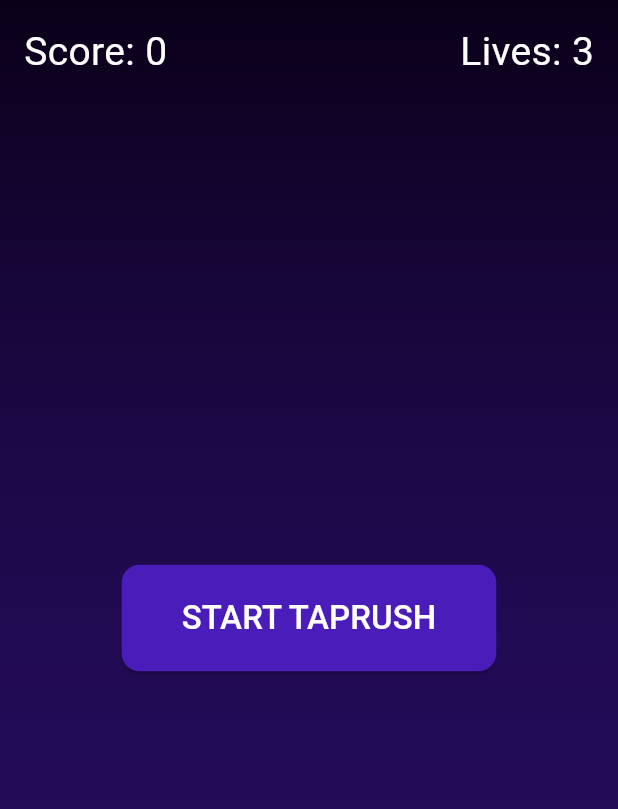
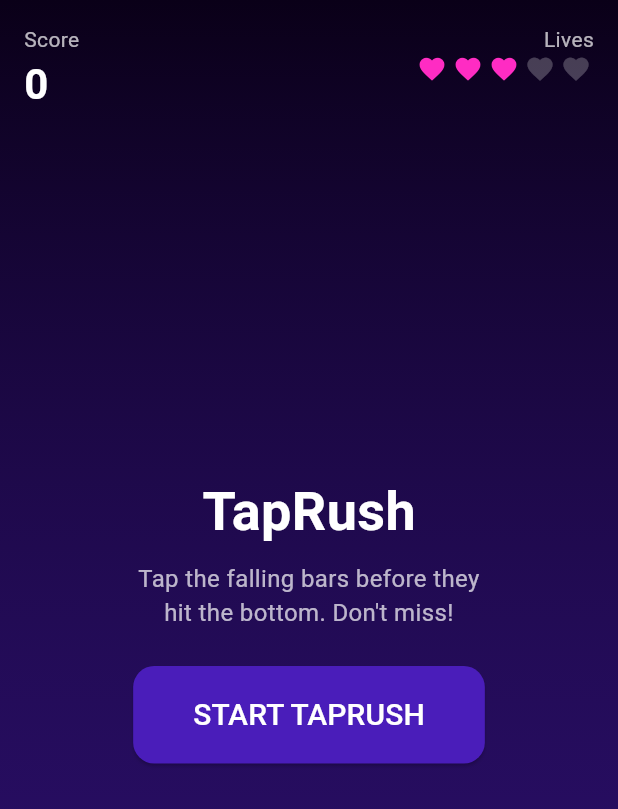
Before and after one commit to Sinhuej/taprush, a Flutter app: the screen it shows after launch, on a phone screen of 412 x 824 dp. Shown: the top 809 px of the screen. Run offline on Flutter 3.47's test engine with Material 3 defaults, Android fonts, the light colour scheme and no system bars.

Commit message:
TapRush v2 game loop

```diff
--- a/lib/main.dart
+++ b/lib/main.dart
@@ -12,7 +12,7 @@ class AppColors {
   static const Color neonBlue = Color(0xFF00E5FF);
   static const Color neonPink = Color(0xFFFF2CC3);
   static const Color midnight = Color(0xFF0A0018);
-  static const Color barYellow = Color(0xFFFFD028);
+  static const Color barYellow = Color(0xFFFFD028); // power-up
 }
 
 class TapRushApp extends StatelessWidget {
@@ -36,6 +36,20 @@ class TapRushApp extends StatelessWidget {
   }
 }
 
+class FallingBar {
+  double y;
+  double speed;
+  final Color color;
+  final bool isPowerUp;
+
+  FallingBar({
+    required this.color,
+    required this.speed,
+    required this.isPowerUp,
+    this.y = -1.1,
+  });
+}
+
 class TapRushGame extends StatefulWidget {
   const TapRushGame({super.key});
 
@@ -43,27 +57,24 @@ class TapRushGame extends StatefulWidget {
   State<TapRushGame> createState() => _TapRushGameState();
 }
 
-class FallingBar {
-  double y = -1.0;
-  double speed = 0.01;
-  Color color;
-
-  FallingBar(this.color);
-}
-
 class _TapRushGameState extends State<TapRushGame> {
   final Random random = Random();
+
+  final int maxLives = 5;
+  final double baseSpeed = 0.012;
 
   List<FallingBar> bars = [];
   int score = 0;
   int lives = 3;
+  int combo = 0;
 
   bool gameRunning = false;
+
   Timer? gameLoopTimer;
+  Timer? spawnTimer;
 
-  /// Frequency of bar spawning
+  double speedMultiplier = 1.0;
   Duration spawnRate = const Duration(milliseconds: 900);
-  Timer? spawnTimer;
 
   @override
   void dispose() {
@@ -76,17 +87,22 @@ class _TapRushGameState extends State<TapRushGame> {
     bars.clear();
     score = 0;
     lives = 3;
+    combo = 0;
+    speedMultiplier = 1.0;
+    spawnRate = const Duration(milliseconds: 900);
     gameRunning = true;
 
-    // GAME LOOP TICK
-    gameLoopTimer = Timer.periodic(const Duration(milliseconds: 16), (timer) {
-      updateBars();
-    });
+    gameLoopTimer?.cancel();
+    spawnTimer?.cancel();
 
-    // BAR SPAWNER
-    spawnTimer = Timer.periodic(spawnRate, (timer) {
-      spawnBar();
-    });
+    // Physics step
+    gameLoopTimer = Timer.periodic(
+      const Duration(milliseconds: 16),
+      (_) => updateBars(),
+    );
+
+    // Spawner
+    spawnTimer = Timer.periodic(spawnRate, (_) => spawnBar());
 
     setState(() {});
   }
@@ -96,18 +112,18 @@ class _TapRushGameState extends State<TapRushGame> {
     gameLoopTimer?.cancel();
     spawnTimer?.cancel();
 
-    showDialog(
+    showDialog<void>(
       context: context,
       barrierDismissible: false,
       builder: (_) {
         return AlertDialog(
           backgroundColor: AppColors.deepPurple,
           title: const Text(
-            "Game Over",
+            'Game Over',
             style: TextStyle(color: Colors.white, fontSize: 28),
           ),
           content: Text(
-            "Score: $score",
+            'Score: $score',
             style: const TextStyle(color: Colors.white70, fontSize: 22),
           ),
           actions: [
@@ -117,35 +133,78 @@ class _TapRushGameState extends State<TapRushGame> {
                 startGame();
               },
               child: const Text(
-                "Play Again",
+                'Play Again',
                 style: TextStyle(color: Colors.white),
               ),
-            )
+            ),
           ],
         );
       },
     );
   }
 
+  void updateDifficulty() {
+    // Simple difficulty curve based on score
+    double difficulty;
+    if (score < 15) {
+      difficulty = 1.0;
+    } else if (score < 35) {
+      difficulty = 1.4;
+    } else if (score < 60) {
+      difficulty = 1.8;
+    } else {
+      difficulty = 2.2;
+    }
+
+    speedMultiplier = difficulty;
+
+    // Adjust spawn rate (faster spawns as score climbs)
+    int baseMs = 900;
+    int newMs = (baseMs ~/ difficulty).clamp(280, 900);
+    spawnRate = Duration(milliseconds: newMs);
+
+    spawnTimer?.cancel();
+    spawnTimer = Timer.periodic(spawnRate, (_) => spawnBar());
+  }
+
   void spawnBar() {
-    List<Color> colors = [
+    // 1 in 6 chance of a power-up bar
+    bool isPowerUp = random.nextDouble() < 0.17;
+
+    List<Color> normalColors = [
       AppColors.neonBlue,
       AppColors.neonPink,
-      AppColors.barYellow,
     ];
 
-    bars.add(FallingBar(colors[random.nextInt(colors.length)]));
+    Color barColor = isPowerUp
+        ? AppColors.barYellow
+        : normalColors[random.nextInt(normalColors.length)];
+
+    double speed = baseSpeed + random.nextDouble() * 0.006;
+
+    bars.add(
+      FallingBar(
+        color: barColor,
+        speed: speed,
+        isPowerUp: isPowerUp,
+      ),
+    );
   }
 
   void updateBars() {
+    if (!mounted || !gameRunning) {
+      return;
+    }
+
     setState(() {
-      for (var bar in bars) {
-        bar.y += bar.speed;
+      for (final bar in bars) {
+        bar.y += bar.speed * speedMultiplier;
       }
 
-      // Remove bars that passed bottom
+      // Bars that fall past the bottom
       bars.removeWhere((bar) {
         if (bar.y > 1.2) {
+          combo = 0; // break combo
           lives--;
           if (lives <= 0) {
             endGame();
@@ -158,10 +217,187 @@ class _TapRushGameState extends State<TapRushGame> {
   }
 
   void tapBar(FallingBar bar) {
+    if (!gameRunning) return;
+
     setState(() {
-      score++;
+      if (bar.isPowerUp) {
+        // Power-up: clear screen + gain life
+        bars.clear();
+        lives = (lives + 1).clamp(0, maxLives);
+        combo += 1;
+        score += 3; // bonus for power-up
+      } else {
+        combo += 1;
+        int bonus = combo ~/ 5; // +1 every 5 combo
+        score += 1 + bonus;
+      }
+
       bars.remove(bar);
+      updateDifficulty();
     });
+  }
+
+  Widget buildTopHud() {
+    return SafeArea(
+      child: Padding(
+        padding: const EdgeInsets.all(16),
+        child: Row(
+          mainAxisAlignment: MainAxisAlignment.spaceBetween,
+          children: [
+            // Score
+            Column(
+              crossAxisAlignment: CrossAxisAlignment.start,
+              children: [
+                const Text(
+                  'Score',
+                  style: TextStyle(color: Colors.white70, fontSize: 14),
+                ),
+                Text(
+                  '$score',
+                  style: const TextStyle(
+                    fontSize: 28,
+                    fontWeight: FontWeight.bold,
+                    color: Colors.white,
+                  ),
+                ),
+              ],
+            ),
+            // Combo in the middle
+            if (combo >= 3)
+              Column(
+                children: [
+                  const Text(
+                    'Combo',
+                    style: TextStyle(color: Colors.white70, fontSize: 14),
+                  ),
+                  Text(
+                    'x$combo',
+                    style: const TextStyle(
+                      fontSize: 24,
+                      fontWeight: FontWeight.bold,
+                      color: AppColors.neonPink,
+                    ),
+                  ),
+                ],
+              ),
+            // Lives
+            Column(
+              crossAxisAlignment: CrossAxisAlignment.end,
+              children: [
+                const Text(
+                  'Lives',
+                  style: TextStyle(color: Colors.white70, fontSize: 14),
+                ),
+                Row(
+                  mainAxisSize: MainAxisSize.min,
+                  children: List.generate(maxLives, (index) {
+                    bool filled = index < lives;
+                    return Padding(
+                      padding: const EdgeInsets.symmetric(horizontal: 2),
+                      child: Icon(
+                        Icons.favorite,
+                        size: 20,
+                        color: filled ? AppColors.neonPink : Colors.white24,
+                      ),
+                    );
+                  }),
+                ),
+              ],
+            ),
+          ],
+        ),
+      ),
+    );
+  }
+
+  Widget buildBars(BuildContext context) {
+    final double screenHeight = MediaQuery.of(context).size.height;
+
+    return Stack(
+      children: bars.map((bar) {
+        double top = screenHeight * bar.y;
+
+        return Positioned(
+          top: top,
+          left: 24,
+          right: 24,
+          height: 52,
+          child: GestureDetector(
+            onTap: () => tapBar(bar),
+            child: Container(
+              decoration: BoxDecoration(
+                color: bar.color,
+                borderRadius: BorderRadius.circular(14),
+                boxShadow: [
+                  BoxShadow(
+                    color: bar.color.withOpacity(0.6),
+                    blurRadius: 24,
+                    spreadRadius: 5,
+                  ),
+                ],
+                border: bar.isPowerUp
+                    ? Border.all(color: Colors.white, width: 2)
+                    : null,
+              ),
+              alignment: Alignment.center,
+              child: bar.isPowerUp
+                  ? const Text(
+                      '+ LIFE',
+                      style: TextStyle(
+                        color: Colors.black,
+                        fontSize: 18,
+                        fontWeight: FontWeight.bold,
+                      ),
+                    )
+                  : const SizedBox.shrink(),
+            ),
+          ),
+        );
+      }).toList(),
+    );
+  }
+
+  Widget buildStartOverlay() {
+    return Center(
+      child: Column(
+        mainAxisSize: MainAxisSize.min,
+        children: [
+          const Text(
+            'TapRush',
+            style: TextStyle(
+              fontSize: 36,
+              fontWeight: FontWeight.bold,
+              color: Colors.white,
+            ),
+          ),
+          const SizedBox(height: 8),
+          const Text(
+            'Tap the falling bars before they\nhit the bottom. Don\'t miss!',
+            textAlign: TextAlign.center,
+            style: TextStyle(
+              fontSize: 16,
+              color: Colors.white70,
+            ),
+          ),
+          const SizedBox(height: 24),
+          ElevatedButton(
+            style: ElevatedButton.styleFrom(
+              backgroundColor: AppColors.deepPurple,
+              padding:
+                  const EdgeInsets.symmetric(horizontal: 40, vertical: 18),
+              shape: RoundedRectangleBorder(
+                borderRadius: BorderRadius.circular(14),
+              ),
+            ),
+            onPressed: startGame,
+            child: const Text(
+              'START TAPRUSH',
+              style: TextStyle(fontSize: 20, color: Colors.white),
+            ),
+          ),
+        ],
+      ),
+    );
   }
 
   @override
@@ -169,13 +405,13 @@ class _TapRushGameState extends State<TapRushGame> {
     return Scaffold(
       body: Stack(
         children: [
-          // Background Glow
+          // Gradient background
           Container(
             decoration: BoxDecoration(
               gradient: LinearGradient(
                 colors: [
                   AppColors.midnight,
-                  AppColors.deepPurple.withOpacity(0.4),
+                  AppColors.deepPurple.withOpacity(0.5),
                 ],
                 begin: Alignment.topCenter,
                 end: Alignment.bottomCenter,
@@ -183,72 +419,14 @@ class _TapRushGameState extends State<TapRushGame> {
             ),
           ),
 
-          // Score & Lives Display
-          SafeArea(
-            child: Padding(
-              padding: const EdgeInsets.all(16),
-              child: Row(
-                mainAxisAlignment: MainAxisAlignment.spaceBetween,
-                children: [
-                  Text(
-                    "Score: $score",
-                    style: const TextStyle(fontSize: 26, color: Colors.white),
-                  ),
-                  Text(
-                    "Lives: $lives",
-                    style: const TextStyle(fontSize: 26, color: Colors.white),
-                  ),
-                ],
-              ),
-            ),
-          ),
+          // Bars
+          buildBars(context),
 
-          // Game Bars
-          ...bars.map((bar) {
-            return AnimatedPositioned(
-              duration: const Duration(milliseconds: 16),
-              top: MediaQuery.of(context).size.height * bar.y,
-              left: 20,
-              right: 20,
-              height: 50,
-              child: GestureDetector(
-                onTap: () => tapBar(bar),
-                child: Container(
-                  decoration: BoxDecoration(
-                    color: bar.color,
-                    borderRadius: BorderRadius.circular(12),
-                    boxShadow: [
-                      BoxShadow(
-                        color: bar.color.withOpacity(0.6),
-                        blurRadius: 20,
-                        spreadRadius: 4,
-                      )
-                    ],
-                  ),
-                ),
-              ),
-            );
-          }).toList(),
+          // HUD
+          buildTopHud(),
 
-          // Start Button
-          if (!gameRunning)
-            Center(
-              child: ElevatedButton(
-                style: ElevatedButton.styleFrom(
-                  backgroundColor: AppColors.deepPurple,
-                  padding: const EdgeInsets.symmetric(
-                      horizontal: 40, vertical: 20),
-                  shape: RoundedRectangleBorder(
-                    borderRadius: BorderRadius.circular(12),
-                  ),
-                ),
-                onPressed: startGame,
-                child: const Text(
-                  "START TAPRUSH",
-                  style: TextStyle(fontSize: 22, color: Colors.white),
-                ),
-              ),
-            ),
+          // Start overlay
+          if (!gameRunning) buildStartOverlay(),
         ],
       ),
     );
```
